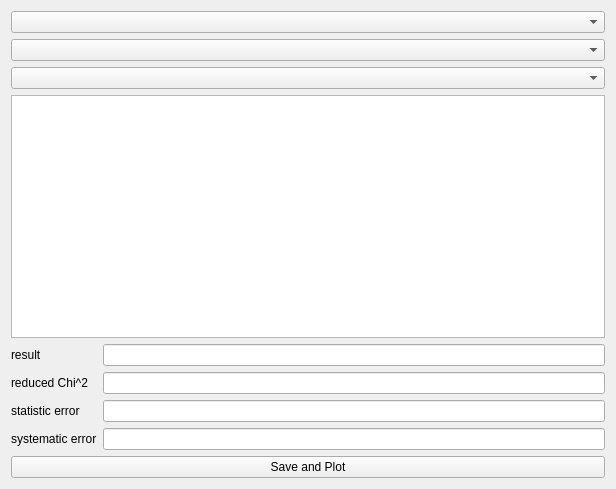
Old version of the form source/Gui/Ui_Averager.ui in the repository lasersphere/Tilda.
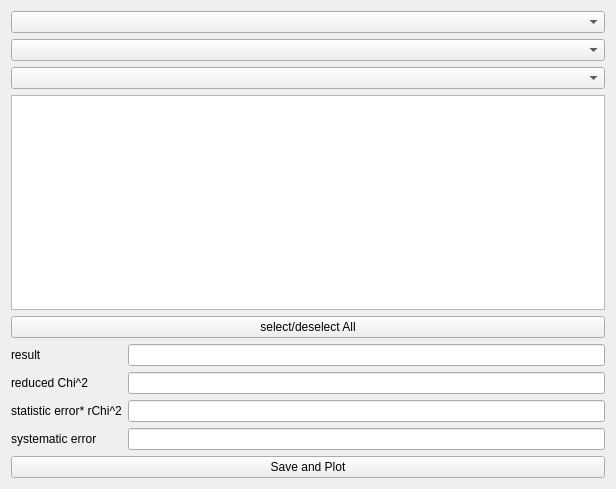
New version of the form.

What changed in the file:
```diff
--- a/source/Gui/Ui_Averager.ui
+++ b/source/Gui/Ui_Averager.ui
@@ -30,6 +30,13 @@
      </property>
     </widget>
    </item>
+   <item>
+    <widget class="QPushButton" name="pushButton_select_all">
+     <property name="text">
+      <string>select/deselect All</string>
+     </property>
+    </widget>
+   </item>
    <item>
     <layout class="QFormLayout" name="formLayout">
      <item row="0" column="0">
@@ -69,7 +76,7 @@
      <item row="2" column="0">
       <widget class="QLabel" name="label_2">
        <property name="text">
-        <string>statistic error</string>
+        <string>statistic error* rChi^2</string>
        </property>
        <property name="wordWrap">
         <bool>true</bool>
```
